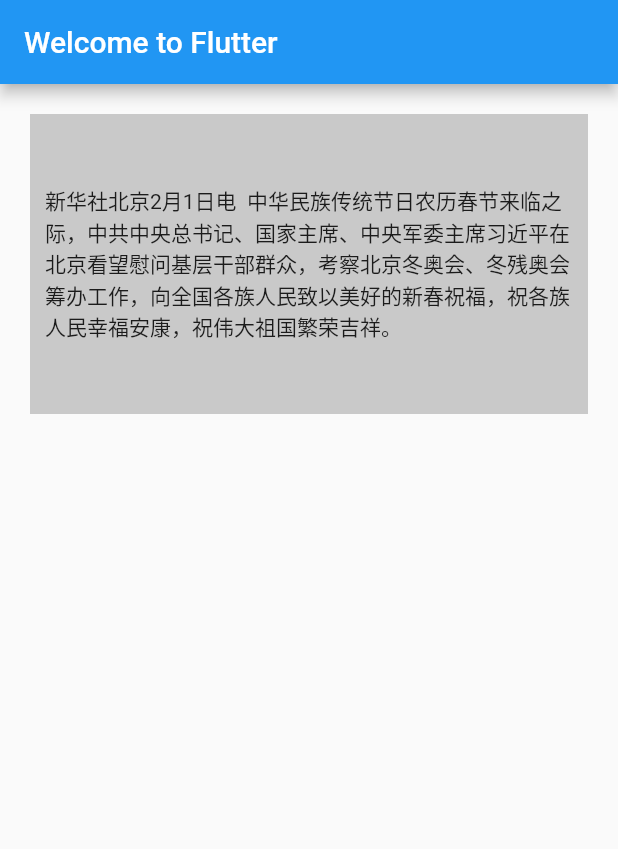
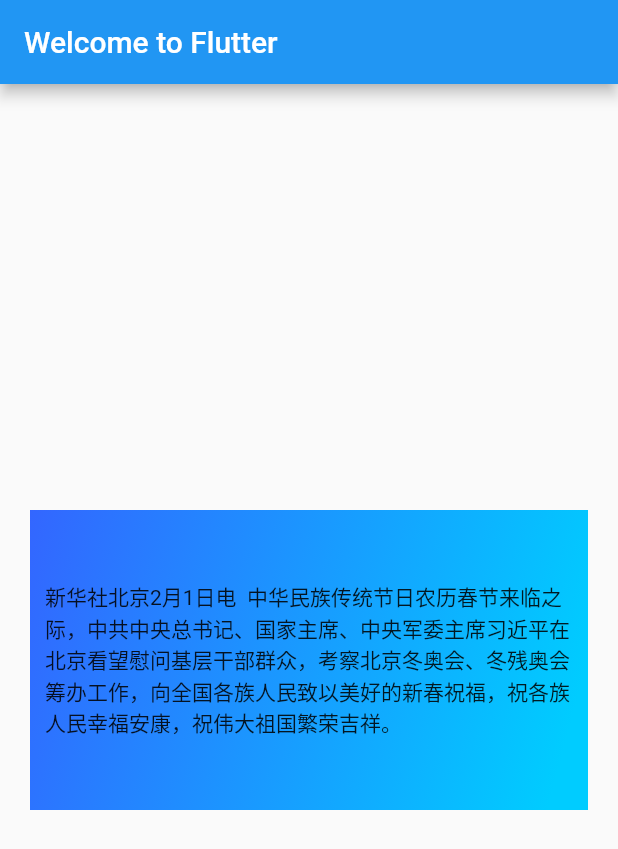
Before and after one commit to lanxuexing/flutter2study, a Flutter app: the screen it shows after launch, on a phone screen of 412 x 824 dp. Shown: the top 849 px of the screen. Run offline on Flutter 3.47's test engine with Material 2 defaults, Android fonts, the phone set to English and light mode, and no system bars.

Commit message:
update Container Widget

```diff
--- a/lib/main.dart
+++ b/lib/main.dart
@@ -73,14 +73,26 @@ class MyApp extends StatelessWidget {
         appBar: AppBar(
           title: Text('Welcome to Flutter'),
         ),
-        body: Container(
-          child: Text('新华社北京2月1日电  中华民族传统节日农历春节来临之际，中共中央总书记、国家主席、中央军委主席习近平在北京看望慰问基层干部群众，考察北京冬奥会、冬残奥会筹办工作，向全国各族人民致以美好的新春祝福，祝各族人民幸福安康，祝伟大祖国繁荣吉祥。'),
-          alignment: Alignment.center,
-          color: Color(0xffc9c9c9),
-          width: 400.0,
-          height: 200.0,
-          margin: EdgeInsets.all(20.0),
-          padding: EdgeInsets.all(10.0),
+        body: Center( // 这里是要将整体居中放置
+          child: Container(
+            child: new Text('新华社北京2月1日电  中华民族传统节日农历春节来临之际，中共中央总书记、国家主席、中央军委主席习近平在北京看望慰问基层干部群众，考察北京冬奥会、冬残奥会筹办工作，向全国各族人民致以美好的新春祝福，祝各族人民幸福安康，祝伟大祖国繁荣吉祥。'),
+            alignment: Alignment.center,
+            // color: Color(0xffc9c9c9), // 使用装饰器decoration设置颜色的时候必须移除color属性，否则报错
+            width: 400.0,
+            height: 200.0,
+            margin: const EdgeInsets.all(20.0),
+            padding: const EdgeInsets.all(10.0), // 以上是设置容器的宽、高、颜色、内边距、外边距、内容对其方式
+            decoration: new BoxDecoration(
+              gradient: LinearGradient(
+                colors: [
+                  const Color(0xFF3366FF),
+                  const Color(0xFF00CCFF)
+                ],
+                begin: const FractionalOffset(0.0, 0.0),
+                tileMode: TileMode.clamp
+              )
+            ),
+          ),
         ),
       ),
     );
```
